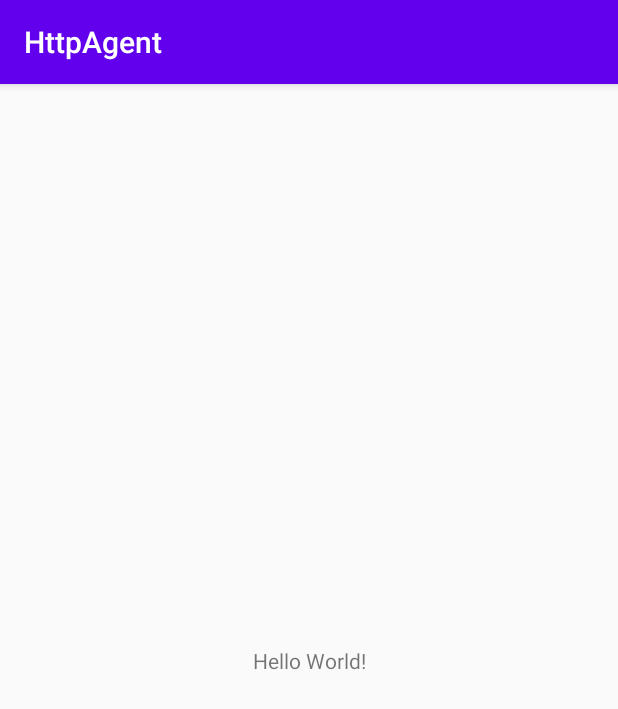
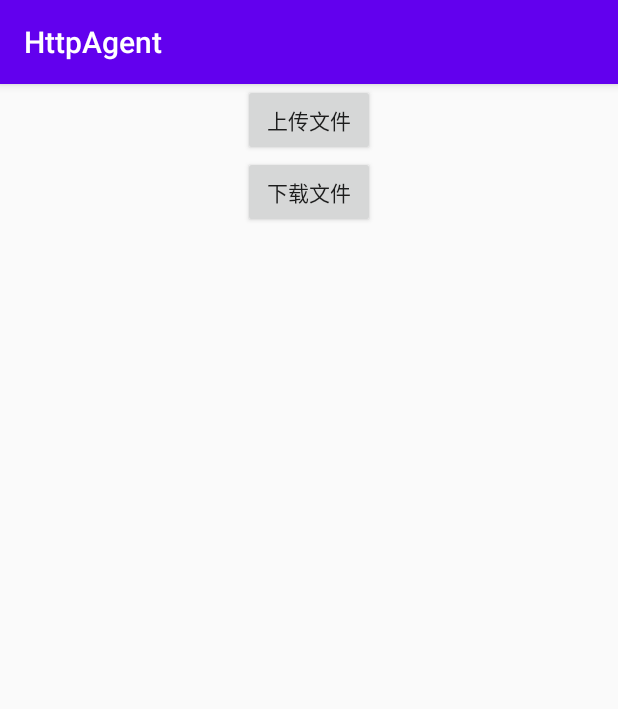
Before and after one commit to openJK-dev/HttpAgent, an Android app: the screen it shows after launch (MainActivity), on a phone screen of 412 x 824 dp. Shown: the top 709 px of the screen. Run offline under Robolectric (Android 15) with nearby library versions, the phone set to English and light mode, and no system bars; libraries missing offline, so code that uses them is left out: javax.activation; network calls fail; 7 statements that could not run were skipped.

```diff
--- a/app/src/main/res/layout/activity_main.xml
+++ b/app/src/main/res/layout/activity_main.xml
@@ -6,14 +6,24 @@
     android:layout_height="match_parent"
     tools:context=".MainActivity">
 
-    <TextView
+    <Button
+        android:id="@+id/btn_upload"
         android:layout_width="wrap_content"
         android:layout_height="wrap_content"
-        android:text="Hello World!"
+        android:text="上传文件"
         android:onClick="loadNet"
-        app:layout_constraintBottom_toBottomOf="parent"
         app:layout_constraintLeft_toLeftOf="parent"
         app:layout_constraintRight_toRightOf="parent"
         app:layout_constraintTop_toTopOf="parent" />
 
+    <Button
+        android:id="@+id/btn_down"
+        android:layout_width="wrap_content"
+        android:layout_height="wrap_content"
+        android:text="下载文件"
+        android:onClick="downNet"
+        app:layout_constraintLeft_toLeftOf="parent"
+        app:layout_constraintRight_toRightOf="parent"
+        app:layout_constraintTop_toBottomOf="@+id/btn_upload"/>
+
 </androidx.constraintlayout.widget.ConstraintLayout>
--- a/httplibrary/build.gradle
+++ b/httplibrary/build.gradle
@@ -28,6 +28,12 @@ android {
     }
 }
 
+kotlin {
+    experimental {
+        coroutines 'enable'
+    }
+}
+
 dependencies {
     implementation fileTree(dir: 'libs', include: ['*.jar'])
     implementation "org.jetbrains.kotlin:kotlin-stdlib-jdk7:$kotlin_version"
--- a/httplibrary/src/main/java/com/sakuqi/httplibrary/HttpRequest.kt
+++ b/httplibrary/src/main/java/com/sakuqi/httplibrary/HttpRequest.kt
@@ -1,6 +1,9 @@
 package com.sakuqi.httplibrary
 
-import kotlinx.coroutines.*
+import kotlinx.coroutines.CoroutineScope
+import kotlinx.coroutines.Dispatchers
+import kotlinx.coroutines.Job
+import kotlinx.coroutines.launch
 import kotlin.reflect.KClass
 
 /**
@@ -9,18 +12,19 @@ import kotlin.reflect.KClass
  * description: 网络请求入口
  */
 
+typealias ProgressCallback = (current: Long, total: Long) -> Unit
+
 class HttpRequest internal constructor(var builder: Builder) : RequestExecutor {
-
     override fun <T : ResponseData> executeSync(tClass: KClass<T>): T {
-        return HttpProxy(builder).execute(tClass, null,null)
+        return HttpProxy(builder).execute(tClass, null, null)
     }
 
     override fun <T : ResponseData> executeAsync(
         tClass: KClass<T>,
         httpCallBack: HttpCallBack<T>,
-        uploadCallback:((current:Long,total:Long)->Unit)?
+        progressCallback: ProgressCallback?
     ): HttpRequestCancel? {
-        var httpRequestCancelSub:HttpRequestCancel?=null
+        var httpRequestCancelSub: HttpRequestCancel? = null
         var jobMain: Job? = null
         var jobIO: Job? = null
         var httpRequestCancel: HttpRequestCancel = object : HttpRequestCancel {
@@ -30,20 +34,19 @@ class HttpRequest internal constructor(var builder: Builder) : RequestExecutor {
                 jobIO?.cancel()
             }
         }
-        jobIO = GlobalScope.launch(Dispatchers.IO) {
+        jobIO = CoroutineScope(Dispatchers.IO).launch {
             val result = HttpProxy(builder).execute(tClass, getCancel = {
                 httpRequestCancelSub = it
-            },uploadCallback = {
-                current, total ->
-                GlobalScope.launch (Dispatchers.Main){
-                    uploadCallback?.invoke(current, total)
+            }, uploadCallback = { current, total ->
+                CoroutineScope(Dispatchers.Main).launch {
+                    progressCallback?.invoke(current, total)
                 }
             })
-            jobMain = GlobalScope.launch(Dispatchers.Main) {
+            jobMain = CoroutineScope(Dispatchers.Main).launch {
                 httpCallBack.onReceivedData(result)
             }
         }
-       return httpRequestCancel
+        return httpRequestCancel
     }
 
     companion object {
@@ -59,6 +62,9 @@ class HttpRequest internal constructor(var builder: Builder) : RequestExecutor {
         internal var header: Map<String, String> = mapOf()
         internal var body: HttpBody? = null
         internal var urlParams: Map<String, Any>? = null
+        internal var savePath: String? = null
+        internal var saveName: String? = null
+        internal var isDownFile = false
 
         fun setUrl(url: String): Builder {
             this.url = url
@@ -85,6 +91,13 @@ class HttpRequest internal constructor(var builder: Builder) : RequestExecutor {
             return this
         }
 
+        fun setSavePath(savePath: String, saveName: String): Builder {
+            this.saveName = saveName
+            this.savePath = savePath
+            isDownFile = true
+            return this
+        }
+
         fun build(): HttpRequest {
             return HttpRequest(this)
         }
```
Also changed, not shown: app/src/main/java/com/sakuqi/httpagent/MainActivity.kt (+38 -1 lines), app/src/main/res/layout/dialog_view.xml (added, +17 -0 lines), httplibrary/src/main/java/com/sakuqi/httplibrary/NativeHttpEngine.kt (+37 -6 lines).
